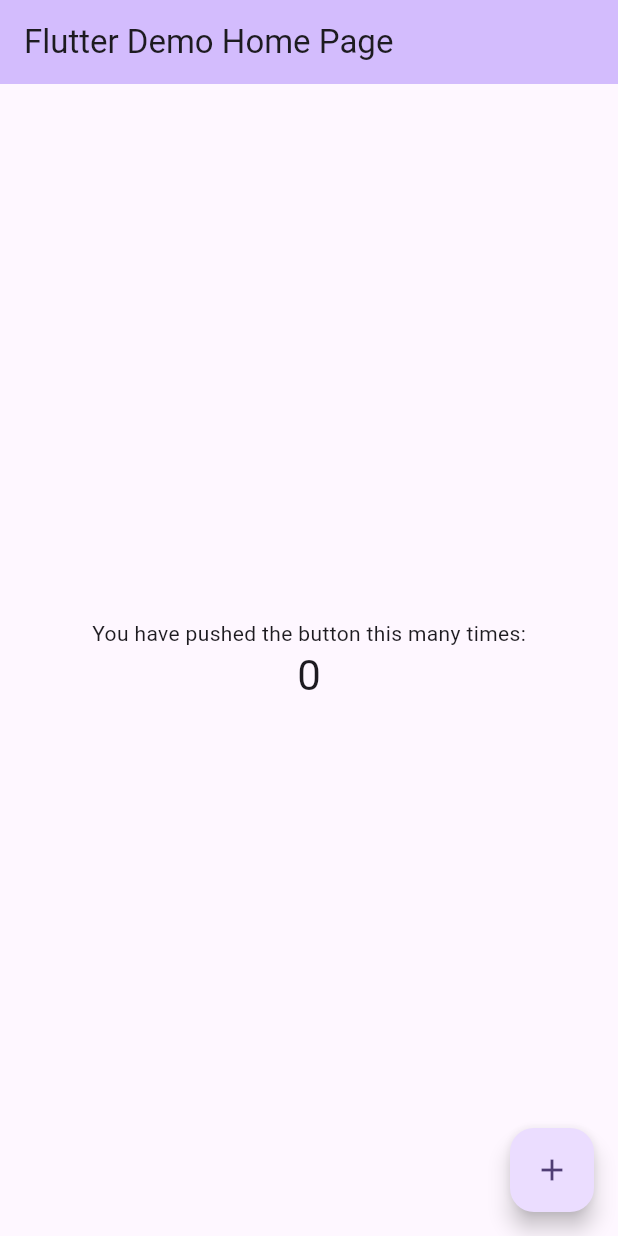
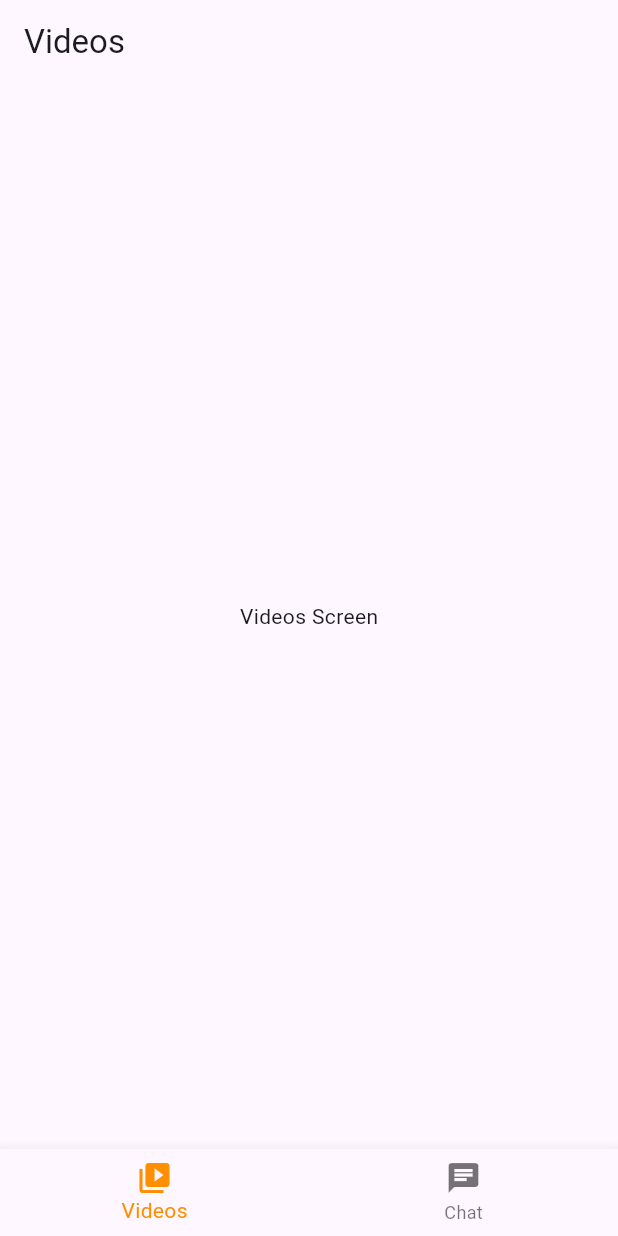
Before and after one commit to could-ai/019a4e8f-25bc-7d08-99e9-eb13b9283128, a Flutter app: the screen it shows after launch, on a phone screen of 412 x 824 dp. Run offline on Flutter 3.47's test engine with Material 3 defaults, Android fonts, the phone set to English and light mode, and no system bars.

Commit message:
I have completely revamped the main application file to serve as the foundation for your video and chat app. I removed the default counter application and replaced it with a `MainScreen` that now features a bottom navigation bar. This navigation bar allows users to switch between the 'Videos' and 'Chat' sections of the app. The main `MyApp` widget has been updated to launch this new `MainScreen` as the home page, providing a clean and modern user interface structure.; I've created a new placeholder screen for the 'Videos' section of your application. This screen, located in a new `screens` directory, provides a basic user interface with an app bar titled 'Videos' and a central text widget. This serves as a foundational component that we can build upon to implement video posting and viewing functionalities in the future.; I've created a new placeholder screen for the 'Chat' feature. This file establishes the basic structure for the chat interface, including an app bar with the title 'Chat'. It is designed to be the starting point for developing the real-time messaging functionality where users can interact with each other. This modular approach keeps the chat feature organized and separate from other parts of the app.

```diff
--- a/usr/lib/main.dart
+++ b/usr/lib/main.dart
@@ -1,4 +1,6 @@
 import 'package:flutter/material.dart';
+import 'package:couldai_user_app/screens/videos_screen.dart';
+import 'package:couldai_user_app/screens/chat_screen.dart';
 
 void main() {
   runApp(const MyApp());
@@ -7,114 +9,62 @@ void main() {
 class MyApp extends StatelessWidget {
   const MyApp({super.key});
 
-  // This widget is the root of your application.
   @override
   Widget build(BuildContext context) {
     return MaterialApp(
-      title: 'Flutter Demo',
+      title: 'Flutter App',
       debugShowCheckedModeBanner: false,
       theme: ThemeData(
-        // This is the theme of your application.
-        //
-        // TRY THIS: Try running your application with "flutter run". You'll see
-        // the application has a purple toolbar. Then, without quitting the app,
-        // try changing the seedColor in the colorScheme below to Colors.green
-        // and then invoke "hot reload" (save your changes or press the "hot
-        // reload" button in a Flutter-supported IDE, or press "r" if you used
-        // the command line to start the app).
-        //
-        // Notice that the counter didn't reset back to zero; the application
-        // state is not lost during the reload. To reset the state, use hot
-        // restart instead.
-        //
-        // This works for code too, not just values: Most code changes can be
-        // tested with just a hot reload.
         colorScheme: ColorScheme.fromSeed(seedColor: Colors.deepPurple),
+        useMaterial3: true,
       ),
-      home: const MyHomePage(title: 'Flutter Demo Home Page'),
+      home: const MainScreen(),
     );
   }
 }
 
-class MyHomePage extends StatefulWidget {
-  const MyHomePage({super.key, required this.title});
-
-  // This widget is the home page of your application. It is stateful, meaning
-  // that it has a State object (defined below) that contains fields that affect
-  // how it looks.
-
-  // This class is the configuration for the state. It holds the values (in this
-  // case the title) provided by the parent (in this case the App widget) and
-  // used by the build method of the State. Fields in a Widget subclass are
-  // always marked "final".
-
-  final String title;
+class MainScreen extends StatefulWidget {
+  const MainScreen({super.key});
 
   @override
-  State<MyHomePage> createState() => _MyHomePageState();
+  State<MainScreen> createState() => _MainScreenState();
 }
 
-class _MyHomePageState extends State<MyHomePage> {
-  int _counter = 0;
+class _MainScreenState extends State<MainScreen> {
+  int _selectedIndex = 0;
 
-  void _incrementCounter() {
+  static const List<Widget> _widgetOptions = <Widget>[
+    VideosScreen(),
+    ChatScreen(),
+  ];
+
+  void _onItemTapped(int index) {
     setState(() {
-      // This call to setState tells the Flutter framework that something has
-      // changed in this State, which causes it to rerun the build method below
-      // so that the display can reflect the updated values. If we changed
-      // _counter without calling setState(), then the build method would not be
-      // called again, and so nothing would appear to happen.
-      _counter++;
+      _selectedIndex = index;
     });
   }
 
   @override
   Widget build(BuildContext context) {
-    // This method is rerun every time setState is called, for instance as done
-    // by the _incrementCounter method above.
-    //
-    // The Flutter framework has been optimized to make rerunning build methods
-    // fast, so that you can just rebuild anything that needs updating rather
-    // than having to individually change instances of widgets.
     return Scaffold(
-      appBar: AppBar(
-        // TRY THIS: Try changing the color here to a specific color (to
-        // Colors.amber, perhaps?) and trigger a hot reload to see the AppBar
-        // change color while the other colors stay the same.
-        backgroundColor: Theme.of(context).colorScheme.inversePrimary,
-        // Here we take the value from the MyHomePage object that was created by
-        // the App.build method, and use it to set our appbar title.
-        title: Text(widget.title),
+      body: Center(
+        child: _widgetOptions.elementAt(_selectedIndex),
       ),
-      body: Center(
-        // Center is a layout widget. It takes a single child and positions it
-        // in the middle of the parent.
-        child: Column(
-          // Column is also a layout widget. It takes a list of children and
-          // arranges them vertically. By default, it sizes itself to fit its
-          // children horizontally, and tries to be as tall as its parent.
-          //
-          // Column has various properties to control how it sizes itself and
-          // how it positions its children. Here we use mainAxisAlignment to
-          // center the children vertically; the main axis here is the vertical
-          // axis because Columns are vertical (the cross axis would be
-          // horizontal).
-          //
-          // TRY THIS: Invoke "debug painting" (choose the "Toggle Debug Paint"
-          // action in the IDE, or press "p" in the console), to see the
-          // wireframe for each widget.
-          mainAxisAlignment: MainAxisAlignment.center,
-          children: <Widget>[
-            const Text('You have pushed the button this many times:'),
-            Text('$_counter', style: Theme.of(context).textTheme.headlineMedium),
-          ],
-        ),
+      bottomNavigationBar: BottomNavigationBar(
+        items: const <BottomNavigationBarItem>[
+          BottomNavigationBarItem(
+            icon: Icon(Icons.video_library),
+            label: 'Videos',
+          ),
+          BottomNavigationBarItem(
+            icon: Icon(Icons.chat),
+            label: 'Chat',
+          ),
+        ],
+        currentIndex: _selectedIndex,
+        selectedItemColor: Colors.amber[800],
+        onTap: _onItemTapped,
       ),
-      floatingActionButton: FloatingActionButton(
-        onPressed: _incrementCounter,
-        tooltip: 'Increment',
-        child: const Icon(Icons.add),
-      ), // This trailing comma makes auto-formatting nicer for build methods.
     );
   }
 }
--- /dev/null
+++ b/usr/lib/screens/chat_screen.dart
@@ -0,0 +1,17 @@
+import 'package:flutter/material.dart';
+
+class ChatScreen extends StatelessWidget {
+  const ChatScreen({super.key});
+
+  @override
+  Widget build(BuildContext context) {
+    return Scaffold(
+      appBar: AppBar(
+        title: const Text('Chat'),
+      ),
+      body: const Center(
+        child: Text('Chat Screen'),
+      ),
+    );
+  }
+}
--- /dev/null
+++ b/usr/lib/screens/videos_screen.dart
@@ -0,0 +1,17 @@
+import 'package:flutter/material.dart';
+
+class VideosScreen extends StatelessWidget {
+  const VideosScreen({super.key});
+
+  @override
+  Widget build(BuildContext context) {
+    return Scaffold(
+      appBar: AppBar(
+        title: const Text('Videos'),
+      ),
+      body: const Center(
+        child: Text('Videos Screen'),
+      ),
+    );
+  }
+}
```
